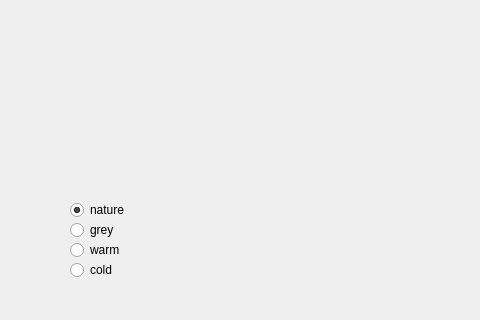
Qt form MainWindow.ui (CrankyPants123/Camera_demo) before a commit; both pictures show x 0 to 480 and y 220 to 540 of the 722 by 540 pixel window.
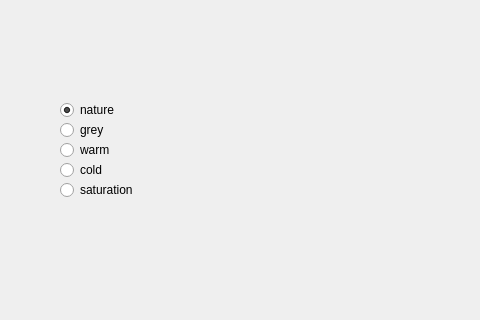
The same form after that commit.

Commit message: add saturation filter

The edit to the form file:
```diff
--- a/MainWindow.ui
+++ b/MainWindow.ui
@@ -29,8 +29,8 @@
    <widget class="QRadioButton" name="b_nature">
     <property name="geometry">
      <rect>
-      <x>70</x>
-      <y>420</y>
+      <x>60</x>
+      <y>320</y>
       <width>100</width>
       <height>20</height>
      </rect>
@@ -45,8 +45,8 @@
    <widget class="QRadioButton" name="b_grey">
     <property name="geometry">
      <rect>
-      <x>70</x>
-      <y>440</y>
+      <x>60</x>
+      <y>340</y>
       <width>100</width>
       <height>20</height>
      </rect>
@@ -58,8 +58,8 @@
    <widget class="QRadioButton" name="b_warm">
     <property name="geometry">
      <rect>
-      <x>70</x>
-      <y>460</y>
+      <x>60</x>
+      <y>360</y>
       <width>100</width>
       <height>20</height>
      </rect>
@@ -71,8 +71,8 @@
    <widget class="QRadioButton" name="b_cold">
     <property name="geometry">
      <rect>
-      <x>70</x>
-      <y>480</y>
+      <x>60</x>
+      <y>380</y>
       <width>100</width>
       <height>20</height>
      </rect>
@@ -81,6 +81,19 @@
      <string>cold</string>
     </property>
    </widget>
+   <widget class="QRadioButton" name="b_saturation">
+    <property name="geometry">
+     <rect>
+      <x>60</x>
+      <y>400</y>
+      <width>100</width>
+      <height>20</height>
+     </rect>
+    </property>
+    <property name="text">
+     <string>saturation</string>
+    </property>
+   </widget>
   </widget>
   <widget class="QMenuBar" name="menuBar">
    <property name="geometry">
```
The commit also changes 3 other files.
